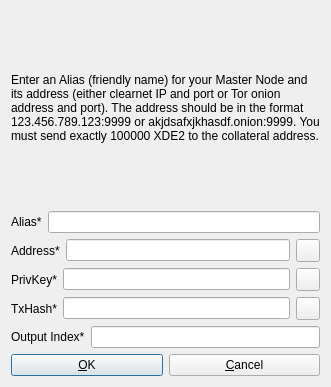
ALLMINER/XDE2, file src/qt/forms/addeditadrenalinenode.ui: the form before one commit.
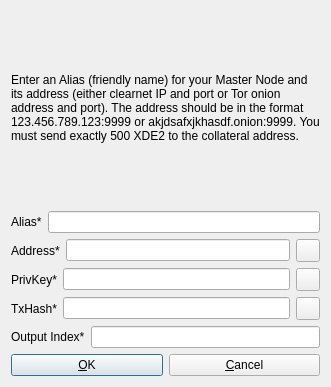
The form after the commit. Icons and pictures are not drawn.

```diff
--- a/src/qt/forms/addeditadrenalinenode.ui
+++ b/src/qt/forms/addeditadrenalinenode.ui
@@ -26,7 +26,7 @@
       </sizepolicy>
      </property>
      <property name="text">
-      <string>&lt;html&gt;&lt;head/&gt;&lt;body&gt;&lt;p&gt;Enter an Alias (friendly name) for your Master Node and its address (either clearnet IP and port or Tor onion address and port). The address should be in the format 123.456.789.123:9999 or akjdsafxjkhasdf.onion:9999. You must send exactly 100000 XDE2 to the collateral address.&lt;/p&gt;&lt;/body&gt;&lt;/html&gt;</string>
+      <string>&lt;html&gt;&lt;head/&gt;&lt;body&gt;&lt;p&gt;Enter an Alias (friendly name) for your Master Node and its address (either clearnet IP and port or Tor onion address and port). The address should be in the format 123.456.789.123:9999 or akjdsafxjkhasdf.onion:9999. You must send exactly 500 XDE2 to the collateral address.&lt;/p&gt;&lt;/body&gt;&lt;/html&gt;</string>
      </property>
      <property name="wordWrap">
       <bool>true</bool>
```
